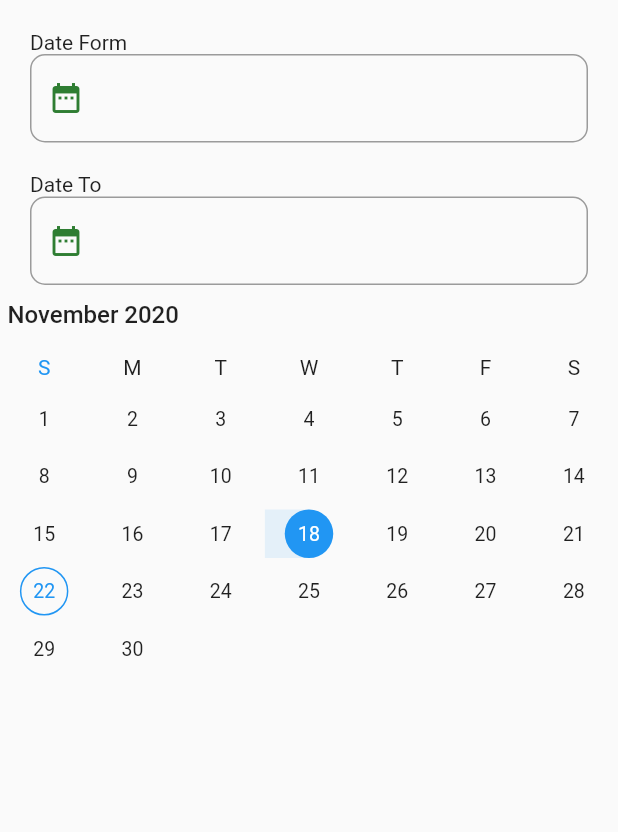
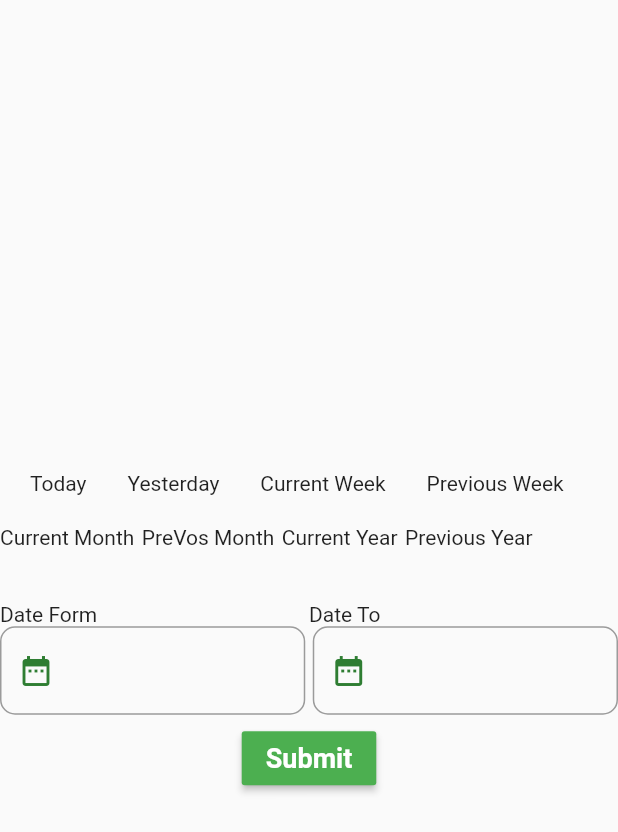
Before and after one commit to AscEmon/datepickerdemo, a Flutter app: the screen it shows after launch, on a phone screen of 412 x 824 dp. Shown: the top 832 px of the screen. Run offline on Flutter 3.47's test engine with Material 2 defaults, Android fonts, the phone set to English and light mode, and no system bars; drawn by our look-alikes of syncfusion_flutter_datepicker.

Commit message:
filteringDate as a moonth,year,week by Rangewise

```diff
--- /dev/null
+++ b/lib/dateManage.dart
@@ -0,0 +1,325 @@
+import 'package:flutter/material.dart';
+import 'package:intl/intl.dart';
+
+class DateManage extends StatefulWidget {
+  DateManage({Key key}) : super(key: key);
+
+  @override
+  _DateManageState createState() => _DateManageState();
+}
+
+class _DateManageState extends State<DateManage> {
+  var typeValue = "range";
+  var fromvalue;
+  var tovalue;
+  var day = '1';
+  var _dateTime = DateTime.now();
+  final DateFormat formatter = DateFormat('yyyy-MM-dd');
+  final _dateFormController = TextEditingController();
+  final _dateToController = TextEditingController();
+  var isLoading = false;
+
+  @override
+  Widget build(BuildContext context) {
+    return SafeArea(
+      child: Scaffold(
+        body: Column(
+          mainAxisAlignment: MainAxisAlignment.center,
+          crossAxisAlignment: CrossAxisAlignment.center,
+          children: [
+            SizedBox(
+              height: 20,
+            ),
+            Padding(
+              padding: const EdgeInsets.symmetric(horizontal: 20),
+              child: Row(
+                mainAxisAlignment: MainAxisAlignment.spaceBetween,
+                children: [
+                  GestureDetector(
+                      onTap: () {
+                        setState(() {
+                          fromvalue = _dateTime;
+                          tovalue = _dateTime;
+                          _dateFormController.text =
+                              formatter.format(fromvalue);
+                          _dateToController.text = formatter.format(tovalue);
+                          typeValue = "tday";
+                        });
+                      },
+                      child: Text('Today')),
+                  SizedBox(
+                    width: 5,
+                  ),
+                  GestureDetector(
+                      onTap: () {
+                        setState(() {
+                          fromvalue = _dateTime.subtract(Duration(days: 1));
+                          tovalue = _dateTime.subtract(Duration(days: 1));
+                          _dateFormController.text =
+                              formatter.format(fromvalue);
+                          _dateToController.text = formatter.format(tovalue);
+                          typeValue = "pday";
+                        });
+                      },
+                      child: Text('Yesterday')),
+                  SizedBox(
+                    width: 5,
+                  ),
+                  GestureDetector(
+                      onTap: () {
+                        setState(() {
+                          fromvalue = _dateTime.subtract(Duration(days: 6));
+                          tovalue = _dateTime;
+                          _dateFormController.text =
+                              formatter.format(fromvalue);
+                          _dateToController.text = formatter.format(tovalue);
+                          typeValue = "cweek";
+                        });
+                      },
+                      child: Text('Current Week')),
+                  SizedBox(
+                    width: 5,
+                  ),
+                  GestureDetector(
+                      onTap: () {
+                        setState(() {
+                          fromvalue = _dateTime.subtract(Duration(days: 7));
+                          tovalue = _dateTime.subtract(Duration(days: 13));
+                          _dateFormController.text =
+                              formatter.format(fromvalue);
+                          _dateToController.text = formatter.format(tovalue);
+                          typeValue = "pweek";
+                        });
+                      },
+                      child: Text('Previous Week')),
+                  SizedBox(
+                    width: 5,
+                  ),
+                ],
+              ),
+            ),
+            SizedBox(
+              height: 20,
+            ),
+            Row(
+              children: [
+                GestureDetector(
+                    onTap: () {
+                      setState(() {
+                        var month = DateTime.now().month;
+                        var year = DateTime.now().year;
+                        var initDay = '$year-$month-$day';
+                        switch (month) {
+                          case 1:
+                          case 3:
+                          case 5:
+                          case 7:
+                          case 10:
+                          case 12:
+                            return day = '31';
+                            break;
+                          case 2:
+                            day = '28';
+                            break;
+                          default:
+                            day = "30";
+                            break;
+                        }
+                        var lastday = '$year-$month-$day';
+                        fromvalue = initDay;
+                        tovalue = lastday;
+                        _dateFormController.text = fromvalue;
+                        _dateToController.text = tovalue;
+                        typeValue = "cmonth";
+                      });
+                    },
+                    child: Text('Current Month')),
+                SizedBox(
+                  width: 5,
+                ),
+                GestureDetector(
+                    onTap: () {
+                      setState(() {
+                        var month = DateTime.now().month;
+                        var year = DateTime.now().year;
+                        var initDay = '$year-${month - 1}-$day';
+                        switch (month) {
+                          case 1:
+                          case 3:
+                          case 5:
+                          case 7:
+                          case 10:
+                          case 12:
+                            return day = '31';
+                            break;
+                          case 2:
+                            day = '28';
+                            break;
+                          default:
+                            day = "30";
+                            break;
+                        }
+                        var lastday = '$year-${month - 1}-$day';
+
+                        fromvalue = initDay;
+                        tovalue = lastday;
+                        _dateFormController.text = fromvalue;
+                        _dateToController.text = tovalue;
+                        typeValue = "pmonth";
+                      });
+                    },
+                    child: Text('PreVos Month')),
+                SizedBox(
+                  width: 5,
+                ),
+                GestureDetector(
+                    onTap: () {
+                      setState(() {
+                        var day = '1';
+                        var month = '1';
+                        var year = DateTime.now().year;
+                        var initDay = '$year-$month-$day';
+                        var lastday = '$year-12-31';
+                        fromvalue = initDay;
+                        tovalue = lastday;
+                        _dateFormController.text = fromvalue;
+                        _dateToController.text = tovalue;
+                        typeValue = "cyear";
+                      });
+                    },
+                    child: Text('Current Year')),
+                SizedBox(
+                  width: 5,
+                ),
+                GestureDetector(
+                    onTap: () {
+                      setState(() {
+                        var day = '1';
+                        var month = '1';
+                        var year = DateTime.now().year;
+                        var initDay = '${year - 1}-$month-$day';
+                        var lastday = '${year - 1}-12-31';
+                        fromvalue = initDay;
+                        tovalue = lastday;
+                        _dateFormController.text = fromvalue;
+                        _dateToController.text = tovalue;
+                        typeValue = "pyear";
+                      });
+                    },
+                    child: Text('Previous Year')),
+              ],
+            ),
+            SizedBox(
+              height: 35,
+            ),
+            Row(
+              children: [
+                Expanded(flex: 3, child: Text('Date Form')),
+                Expanded(flex: 3, child: Text('Date To')),
+              ],
+            ),
+            Row(
+              children: [
+                Expanded(
+                  flex: 3,
+                  child: TextField(
+                    controller: _dateFormController,
+                    decoration: InputDecoration(
+                      focusColor: Colors.green[800],
+                      border: OutlineInputBorder(
+                          borderRadius:
+                              BorderRadius.all(Radius.circular(10))),
+                      prefixIcon: IconButton(
+                          color: Colors.green[800],
+                          onPressed: () {
+                            showDatePicker(
+                                    context: context,
+                                    initialDate: _dateTime == null
+                                        ? DateTime.now()
+                                        : _dateTime,
+                                    firstDate: DateTime(2019),
+                                    lastDate: DateTime(2022))
+                                .then((date) {
+                              setState(() {
+                                _dateFormController.text =
+                                    formatter.format(date);
+                                typeValue = "range";
+                              });
+                            });
+                          },
+                          icon: Icon(Icons.date_range)),
+                    ),
+                    readOnly: true,
+                  ),
+                ),
+                SizedBox(
+                  width: 5,
+                ),
+                Expanded(
+                  flex: 3,
+                  child: TextField(
+                    controller: _dateToController == null
+                        ? DateTime.now()
+                        : _dateToController,
+                    decoration: InputDecoration(
+                      focusColor: Colors.green[800],
+                      border: OutlineInputBorder(
+                          borderRadius:
+                              BorderRadius.all(Radius.circular(10))),
+                      prefixIcon: IconButton(
+                          color: Colors.green[800],
+                          onPressed: () {
+                            showDatePicker(
+                                    context: context,
+                                    initialDate: _dateTime == null
+                                        ? DateTime.now()
+                                        : _dateTime,
+                                    firstDate: DateTime(2019),
+                                    lastDate: DateTime(2022))
+                                .then((date) {
+                              setState(() {
+                                _dateToController.text =
+                                    formatter.format(date);
+                                typeValue = "range";
+                              });
+                            });
+                          },
+                          icon: Icon(Icons.date_range)),
+                    ),
+                    readOnly: true,
+                  ),
+                ),
+              ],
+            ),
+            SizedBox(
+              height: 5,
+            ),
+            RaisedButton(
+                color: Colors.green,
+                child: Text(
+                  "Submit",
+                  style: TextStyle(
+                      color: Colors.white,
+                      fontSize: 18,
+                      fontWeight: FontWeight.bold),
+                ),
+                onPressed: () {
+                  setState(() {
+                    orderStateMent(typeValue, _dateFormController.text,
+                        _dateToController.text);
+                  });
+                }),
+          ],
+        ),
+      ),
+    );
+  }
+
+  void orderStateMent(String typeValue, String text, String text2) {
+    print(typeValue);
+    print(text);
+    print(text2);
+
+
+  }
+}
--- a/lib/main.dart
+++ b/lib/main.dart
@@ -1,4 +1,4 @@
-import 'package:datePicker/third.dart';
+import 'package:datePicker/dateManage.dart';
 import 'package:flutter/material.dart';
 
 
@@ -13,21 +13,9 @@ class MyApp extends StatelessWidget {
   @override
   Widget build(BuildContext context) {
     return MaterialApp(
-      title: 'Flutter Demo',
+      title: 'Date Manage',
       theme: ThemeData(
-        // This is the theme of your application.
-        //
-        // Try running your application with "flutter run". You'll see the
-        // application has a blue toolbar. Then, without quitting the app, try
-        // changing the primarySwatch below to Colors.green and then invoke
-        // "hot reload" (press "r" in the console where you ran "flutter run",
-        // or simply save your changes to "hot reload" in a Flutter IDE).
-        // Notice that the counter didn't reset back to zero; the application
-        // is not restarted.
         primarySwatch: Colors.blue,
-        // This makes the visual density adapt to the platform that you run
-        // the app on. For desktop platforms, the controls will be smaller and
-        // closer together (more dense) than on mobile platforms.
         visualDensity: VisualDensity.adaptivePlatformDensity,
       ),
       home: DateManage(),
--- a/lib/third.dart
+++ /dev/null
@@ -1,170 +0,0 @@
-
-import 'package:flutter/material.dart';
-import 'package:intl/intl.dart';
-import 'package:syncfusion_flutter_datepicker/datepicker.dart';
-
-class DateManage extends StatefulWidget {
-  DateManage({Key key}) : super(key: key);
-
-  @override
-  _DateManageState createState() => _DateManageState();
-}
-
-class _DateManageState extends State<DateManage> {
-  DateTime tempDate;
-  var fromDate;
-  var toDate;
-  String _selectedDate;
-  String _dateCount;
-  String _range;
-  String _rangeCount;
-
-  @override
-  void initState() {
-    _selectedDate = '';
-    _dateCount = '';
-    _range = '';
-    _rangeCount = '';
-    super.initState();
-  }
-   DateTime _dateTime = DateTime.now();
-  final DateFormat formatter = DateFormat('yyyy-MM-dd');
-  final _dateFormController = TextEditingController();
-  final _dateToController = TextEditingController();
-void _onSelectionChanged(DateRangePickerSelectionChangedArgs args) {
-    /// The argument value will return the changed date as [DateTime] when the
-    /// widget [SfDateRangeSelectionMode] set as single.
-    ///
-    /// The argument value will return the changed dates as [List<DateTime>]
-    /// when the widget [SfDateRangeSelectionMode] set as multiple.
-    ///
-    /// The argument value will return the changed range as [PickerDateRange]
-    /// when the widget [SfDateRangeSelectionMode] set as range.
-    ///
-    /// The argument value will return the changed ranges as
-    /// [List<PickerDateRange] when the widget [SfDateRangeSelectionMode] set as
-    /// multi range.
-    setState(() {
-      if (args.value is PickerDateRange) {
-        _range =
-            DateFormat('yyyy-MM-dd').format(args.value.startDate).toString() +
-                ' to ' +
-                DateFormat('yyyy-MM-dd')
-                    .format(args.value.endDate ?? args.value.startDate)
-                    .toString();
-      } else if (args.value is DateTime) {
-        _selectedDate = args.value;
-      } else if (args.value is List<DateTime>) {
-        _dateCount = args.value.length.toString();
-      } else {
-        _rangeCount = args.value.length.toString();
-      }
-    });
-  }
-
-  @override
-  Widget build(BuildContext context) {
-    return Scaffold(
-      body: Container(
-        child: Column(
-          crossAxisAlignment: CrossAxisAlignment.start,
-          children: [
-            Padding(
-              padding: const EdgeInsets.symmetric(horizontal: 20),
-              child: Column(
-                crossAxisAlignment: CrossAxisAlignment.start,
-                children: [
-                  SizedBox(
-                    height: 20,
-                  ),
-                  Text('Date Form'),
-                  TextField(
-                    controller: _dateFormController == null
-                        ? DateTime.now()
-                        : _dateFormController,
-                    decoration: InputDecoration(
-                      focusColor: Colors.green[800],
-                      border: OutlineInputBorder(
-                          borderRadius: BorderRadius.all(Radius.circular(10))),
-                      prefixIcon: IconButton(
-                          color: Colors.green[800],
-                          onPressed: () {
-                            showDatePicker(
-                                    context: context,
-                                    initialDate: _dateTime == null
-                                        ? DateTime.now()
-                                        : _dateTime,
-                                    firstDate: DateTime(2019),
-                                    lastDate: DateTime(2022))
-                                .then((date) {
-                              setState(() {
-                                _dateFormController.text =
-                                    formatter.format(date);
-                               var dates = DateTime.parse(date.toString());
-                              fromDate = "${dates.day}-${dates.month}-${dates.year}";
-                               tempDate = new DateTime.utc(fromDate);
-
-                                    print(tempDate);
-
-                                   // print(fromDate);
-
-
-                              });
-                            });
-                          },
-                          icon: Icon(Icons.date_range)),
-                    ),
-                    readOnly: true,
-                  ),
-                  SizedBox(
-                    height: 20,
-                  ),
-                  Text('Date To'),
-                  TextField(
-                    controller: _dateToController == null
-                        ? DateTime.now()
-                        : _dateToController,
-                    decoration: InputDecoration(
-                      focusColor: Colors.green[800],
-                      border: OutlineInputBorder(
-                          borderRadius: BorderRadius.all(Radius.circular(10))),
-                      prefixIcon: IconButton(
-                          color: Colors.green[800],
-                          onPressed: () {
-                            showDatePicker(
-                                    context: context,
-                                    initialDate: _dateTime == null
-                                        ? DateTime.now()
-                                        : _dateTime,
-                                    firstDate: DateTime(2019),
-                                    lastDate: DateTime(2022))
-                                .then((date) {
-                              setState(() {
-                                _dateToController.text = formatter.format(date);
-                                toDate=date;
-                              });
-                            });
-                          },
-                          icon: Icon(Icons.date_range)),
-                    ),
-                    readOnly: true,
-                  ),
-                ],
-              ),
-            ),
-
-                   SfDateRangePicker(
-                    monthViewSettings: DateRangePickerMonthViewSettings(),
-                    onSelectionChanged: _onSelectionChanged,
-                    selectionMode: DateRangePickerSelectionMode.range,
-                    initialSelectedRange: PickerDateRange(
-                      tempDate,DateTime.now().subtract(Duration(days: 4))
-                  ),
-                ),
-
-          ],
-        ),
-      ),
-    );
-  }
-}
--- a/pubspec.yaml
+++ b/pubspec.yaml
@@ -29,7 +29,7 @@ dependencies:
   # Use with the CupertinoIcons class for iOS style icons.
   cupertino_icons: ^0.1.3
   intl: ^0.16.1
-  syncfusion_flutter_datepicker: ^18.3.50-beta
+
 
 dev_dependencies:
   flutter_test:
```
Also changed, not shown: lib/MyHomePage.dart (deleted, +0 -102 lines), pubspec.lock.
